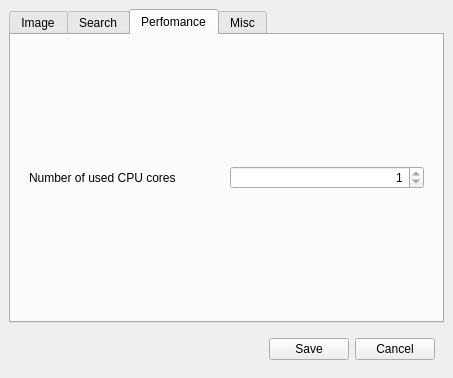
This is doppelganger/resources/ui/preferenceswindow.ui in max-dw-i/myfyrio as Qt 5 draws it before an edit. The edited form follows.
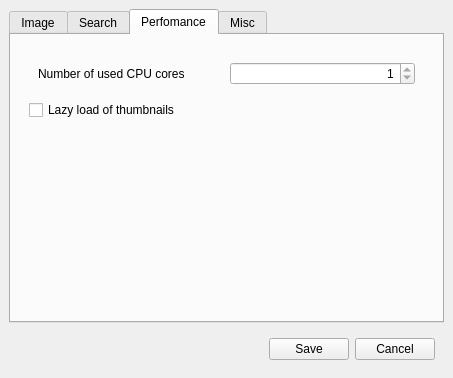
This is the edited form. The open tabs and pages were chosen to show the change.

Commit message: Add lazy thumbnail loading option

The edit to the form file:
```diff
--- a/doppelganger/resources/ui/preferenceswindow.ui
+++ b/doppelganger/resources/ui/preferenceswindow.ui
@@ -413,6 +413,9 @@
         <string>Perfomance</string>
        </attribute>
        <layout class="QVBoxLayout" name="verticalLayout_7">
+        <item alignment="Qt::AlignTop">
+         <widget class="QWidget" name="perfomanceWidget" native="true">
+          <layout class="QVBoxLayout" name="verticalLayout_10">
         <item>
          <widget class="QWidget" name="cpuWidget" native="true">
           <layout class="QHBoxLayout" name="horizontalLayout_5">
@@ -448,6 +451,22 @@
              </property>
              <property name="conf_param" stdset="0">
               <string>cores</string>
+                </property>
+               </widget>
+              </item>
+             </layout>
+            </widget>
+           </item>
+           <item>
+            <widget class="QCheckBox" name="lazyChk">
+             <property name="toolTip">
+              <string>Thumbnails will be loaded lazily while scrolling (save RAM, it should be used if many duplicate images are expected to be found)</string>
+             </property>
+             <property name="text">
+              <string>Lazy load of thumbnails</string>
+             </property>
+             <property name="conf_param" stdset="0">
+              <string>lazy</string>
              </property>
             </widget>
            </item>
```
Lines whose indentation alone changed are shown as unchanged. The commit also changes 12 other files.
